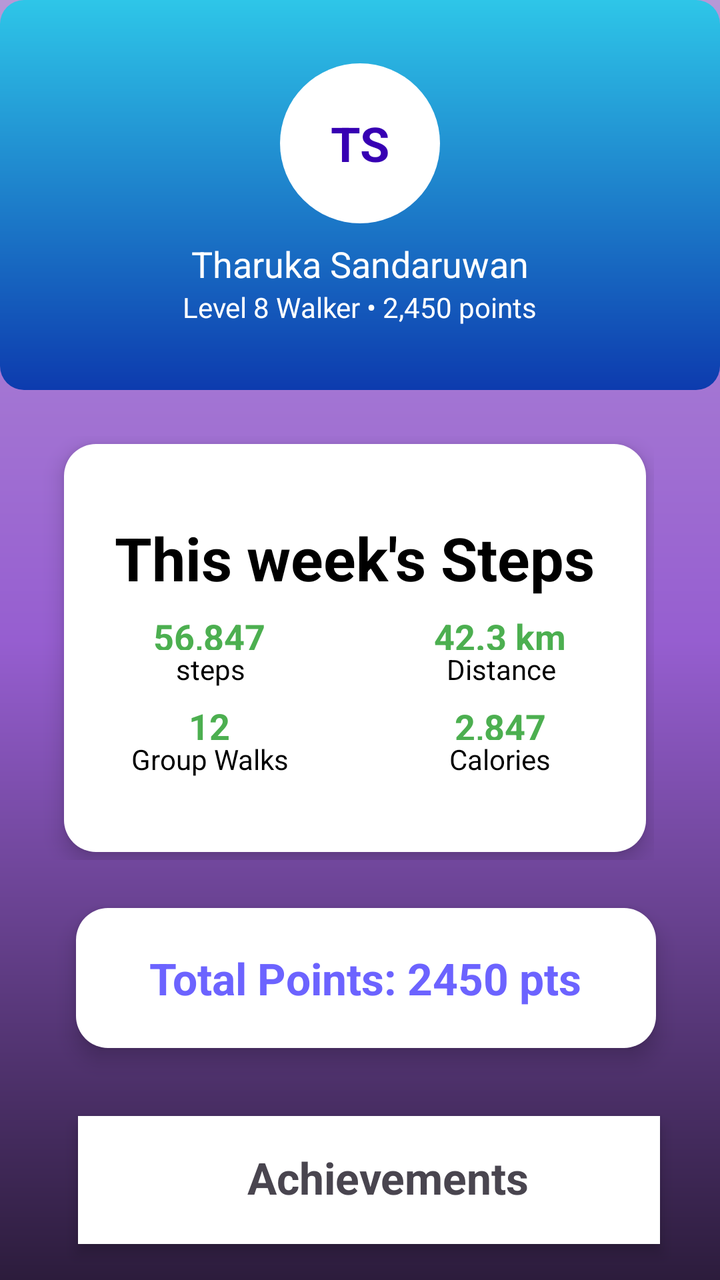
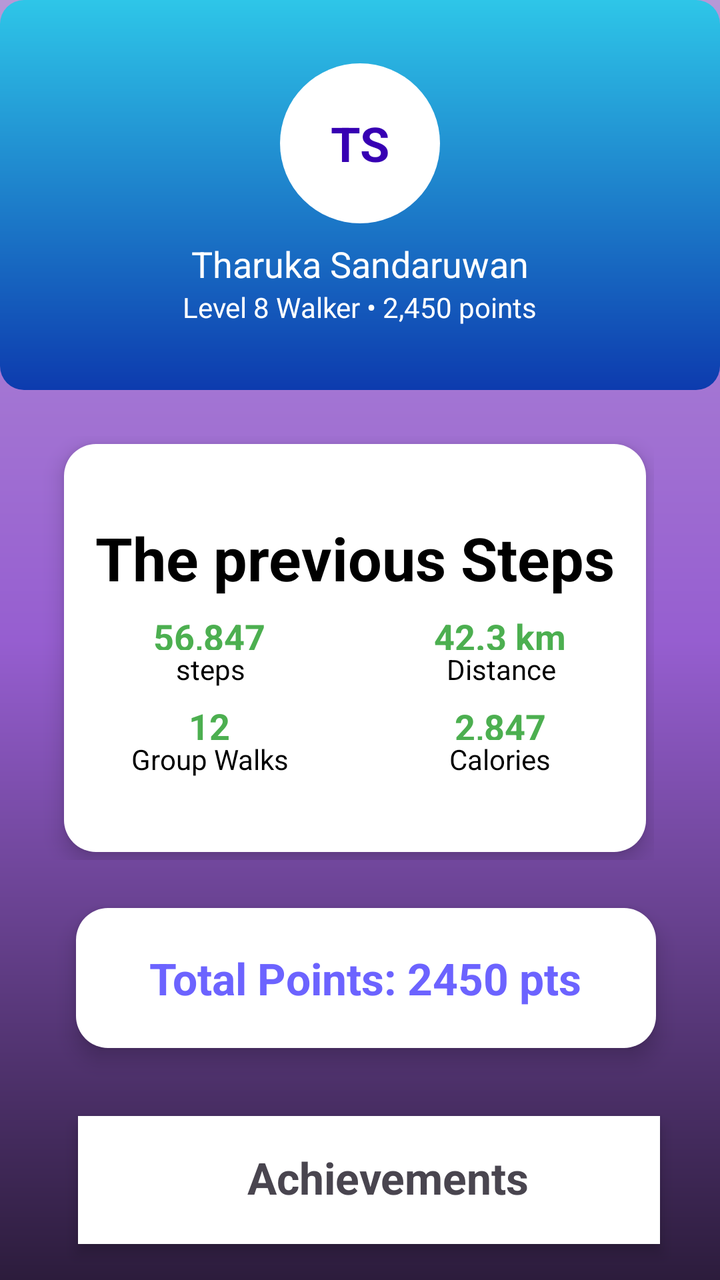

An Android layout rendered at two revisions. The XML below is the earlier revision; the diff shows what the commit changed to produce the second picture.
<!-- AndroidManifest.xml: application theme Theme.GrowStep -->
<!-- res/layout/activity_achievements.xml -->
<?xml version="1.0" encoding="utf-8"?>
<RelativeLayout xmlns:android="http://schemas.android.com/apk/res/android"
    xmlns:app="http://schemas.android.com/apk/res-auto"
    android:layout_width="match_parent"
    android:layout_height="match_parent"
    android:background="@drawable/activity_profile_background">


    

    <LinearLayout
        android:id="@+id/profileHeader"
        android:layout_width="473dp"
        android:layout_height="195dp"
        android:background="@drawable/diamond_button_bg"
        android:gravity="center"
        android:orientation="vertical">

        <TextView
            android:id="@+id/profileIcon"
            android:layout_width="80dp"
            android:layout_height="80dp"
            android:background="@drawable/circle_background"
            android:gravity="center"
            android:text="TS"
            android:textColor="@color/design_default_color_primary_dark"
            android:textSize="24sp"
            android:textStyle="bold" />

        <TextView
            android:id="@+id/tvUserName"
            android:layout_width="wrap_content"
            android:layout_height="wrap_content"
            android:layout_marginTop="8dp"
            android:text="Tharuka Sandaruwan"
            android:textColor="@android:color/white"
            android:textSize="18sp" />

        <TextView
            android:id="@+id/tvUserLevel"
            android:layout_width="wrap_content"
            android:layout_height="wrap_content"
            android:text="Level 8 Walker • 2,450 points"
            android:textColor="@android:color/white"
            android:textSize="14sp" />
    </LinearLayout>

    <GridLayout
        android:id="@+id/weeklyStatsGaid"
        android:layout_width="371dp"
        android:layout_height="212dp"
        android:layout_below="@id/profileHeader"
        android:layout_alignParentStart="true"
        android:layout_alignParentEnd="true"
        android:layout_marginStart="7dp"
        android:layout_marginTop="23dp"
        android:layout_marginEnd="33dp"
        android:columnCount="2"
        android:gravity="center"
        android:useDefaultMargins="true">

        <LinearLayout
            android:id="@+id/statsCard"
            android:layout_width="match_parent"
            android:layout_height="match_parent"
            android:layout_row="0"
            android:layout_column="0"
            android:layout_below="@id/stepCircleContainer"
            android:layout_centerHorizontal="true"
            android:layout_marginLeft="25dp"
            android:background="@drawable/forgot_password_card_background"
            android:elevation="6dp"
            android:gravity="center"
            android:orientation="vertical">

            <TextView
                android:id="@+id/stepsCount"
                android:layout_width="wrap_content"
                android:layout_height="wrap_content"
                android:layout_gravity="center"
                android:text="This week's Steps"
                android:textColor="#000000"
                android:textSize="30sp"
                android:textStyle="bold" />


            <LinearLayout
                android:layout_width="match_parent"
                android:layout_height="26dp"
                android:gravity="center"
                android:orientation="horizontal"
                android:paddingTop="12dp"
                android:weightSum="2">

                <TextView
                    android:id="@+id/NupberSteps"
                    android:layout_width="0dp"
                    android:layout_height="39dp"
                    android:layout_weight="1"
                    android:gravity="center"
                    android:text="56,847"
                    android:textColor="#4CAF50"
                    android:textSize="18sp"
                    android:textStyle="bold" />

                <TextView
                    android:id="@+id/Nupberdistance"
                    android:layout_width="0dp"
                    android:layout_height="39dp"
                    android:layout_weight="1"
                    android:gravity="center"
                    android:text="42.3 km"
                    android:textColor="#4CAF50"
                    android:textSize="18sp"
                    android:textStyle="bold" />

            </LinearLayout>

            <LinearLayout
                android:layout_width="match_parent"
                android:layout_height="wrap_content"
                android:gravity="center"
                android:orientation="horizontal"
                android:weightSum="2">

                <TextView
                    android:id="@+id/steps"
                    android:layout_width="180dp"
                    android:layout_height="match_parent"
                    android:layout_weight="1"
                    android:gravity="center"
                    android:text="steps"
                    android:textColor="#000000"
                    android:textSize="14sp" />

                <TextView
                    android:id="@+id/Distance"
                    android:layout_width="178dp"
                    android:layout_height="wrap_content"
                    android:layout_weight="1"
                    android:gravity="center"
                    android:text="Distance"
                    android:textColor="#000000"
                    android:textSize="14sp" />


            </LinearLayout>

            <LinearLayout
                android:layout_width="match_parent"
                android:layout_height="26dp"
                android:gravity="center"
                android:orientation="horizontal"
                android:paddingTop="12dp"
                android:weightSum="2">

                <TextView
                    android:id="@+id/NupberGroupsWalked"
                    android:layout_width="0dp"
                    android:layout_height="44dp"
                    android:layout_weight="1"
                    android:gravity="center"
                    android:text="12"
                    android:textColor="#4CAF50"
                    android:textSize="18sp"
                    android:textStyle="bold" />

                <TextView
                    android:id="@+id/NupberCalories"
                    android:layout_width="0dp"
                    android:layout_height="39dp"
                    android:layout_weight="1"
                    android:gravity="center"
                    android:text="2,847"
                    android:textColor="#4CAF50"
                    android:textSize="18sp"
                    android:textStyle="bold" />

            </LinearLayout>

            <LinearLayout
                android:layout_width="match_parent"
                android:layout_height="wrap_content"
                android:gravity="center"
                android:orientation="horizontal"
                android:weightSum="2">

                <TextView
                    android:id="@+id/Groupwalks"
                    android:layout_width="0dp"
                    android:layout_height="wrap_content"
                    android:layout_weight="1"
                    android:gravity="center"
                    android:text="Group Walks"
                    android:textColor="#000000"
                    android:textSize="14sp" />

                <TextView
                    android:id="@+id/Calories"
                    android:layout_width="0dp"
                    android:layout_height="wrap_content"
                    android:layout_weight="1"
                    android:gravity="center"
                    android:text="Calories"
                    android:textColor="#000000"
                    android:textSize="14sp" />


            </LinearLayout>


        </LinearLayout>
    </GridLayout>

    
    <View
        android:id="@+id/spaceAfterStats"
        android:layout_below="@id/weeklyStatsGaid"
        android:layout_width="match_parent"
        android:layout_height="24dp" />

    

    

    <LinearLayout
        android:id="@+id/totalPointsContainer"
        android:layout_width="340dp"
        android:layout_height="70dp"
        android:layout_below="@id/spaceAfterStats"
        android:layout_marginStart="38dp"
        android:layout_marginTop="0dp"
        android:layout_marginEnd="32dp"
        android:background="@drawable/forgot_password_card_background"
        android:elevation="6dp"
        android:gravity="center"
        android:orientation="vertical">

        <TextView
            android:id="@+id/tvTotalPoints"
            android:layout_width="wrap_content"
            android:layout_height="wrap_content"
            android:text="Total Points: 2450 pts"
            android:textColor="#6C63FF"
            android:textSize="22sp"
            android:textStyle="bold" />
    </LinearLayout>

    <View
        android:id="@+id/spaceAfterPoints"
        android:layout_width="match_parent"
        android:layout_height="24dp"
        android:layout_below="@id/totalPointsContainer"
        android:layout_marginTop="3dp" />

    <LinearLayout
        android:layout_width="wrap_content"
        android:layout_height="155dp"
        android:layout_below="@+id/totalPointsContainer"
        android:layout_alignParentStart="true"
        android:layout_alignParentEnd="true"
        android:layout_alignParentBottom="true"
        android:layout_marginStart="39dp"
        android:layout_marginLeft="12dp"
        android:layout_marginTop="34dp"
        android:layout_marginEnd="30dp"
        android:layout_marginRight="12dp"
        android:layout_marginBottom="18dp"
        android:background="@android:color/white"
        android:elevation="4dp"
        android:orientation="vertical"
        android:padding="16dp">

        <LinearLayout
            android:layout_width="match_parent"
            android:layout_height="wrap_content"
            android:gravity="center_vertical"
            android:orientation="horizontal">


            <TextView
                android:layout_width="wrap_content"
                android:layout_height="wrap_content"
                android:layout_marginStart="10dp"
                android:text="           Achievements"
                android:textSize="22sp"
                android:textStyle="bold" />
        </LinearLayout>

        
        <TextView
            android:layout_width="wrap_content"
            android:layout_height="wrap_content"
            android:layout_marginTop="16dp"
            android:text="🏅 10K Steps in One Day"
            android:textColor="#000000"
            android:textSize="16sp" />

        <TextView
            android:layout_width="wrap_content"
            android:layout_height="wrap_content"
            android:layout_marginTop="8dp"
            android:text="🏆 5 Group Walks Completed"
            android:textColor="#000000"
            android:textSize="16sp" />

        <TextView
            android:layout_width="wrap_content"
            android:layout_height="wrap_content"
            android:layout_marginTop="8dp"
            android:text="🔥 2,000+ Calories Burned"
            android:textColor="#000000"
            android:textSize="16sp" />
    </LinearLayout>

</RelativeLayout>
<!-- resources referenced by this layout -->
<resources>
  <!-- drawable activity_profile_background (drawable) -->
  <?xml version="1.0" encoding="utf-8"?>
  <shape xmlns:android="http://schemas.android.com/apk/res/android" android:shape="rectangle">
      <gradient
          android:startColor="#B798D7"
          android:centerColor="#965ED0"
          android:endColor="#2C1C3C"
          android:angle="2"/>
  </shape>
  <!-- drawable circle_background (drawable) -->
  <?xml version="1.0" encoding="utf-8"?>
  <shape xmlns:android="http://schemas.android.com/apk/res/android" android:shape="oval">
      <solid android:color="@android:color/white"/>
  </shape>
  <!-- drawable diamond_button_bg (drawable) -->
  <?xml version="1.0" encoding="utf-8"?>
  <shape xmlns:android="http://schemas.android.com/apk/res/android" android:shape="rectangle">
      
      <corners android:radius="12dp"/>
  
      <gradient
          android:startColor="#2EC6E8"
          android:endColor="#0D3BAE"
          android:angle="2"/>
  
  
      <path
  
  
          android:pathData="M 60 0 L 120 60 L 60 120 L 0 60 Z"
          />
  
  
  
  </shape>
  <!-- drawable forgot_password_card_background (drawable) -->
  <shape xmlns:android="http://schemas.android.com/apk/res/android">
      <solid android:color="@color/white" />
      <corners android:radius="16dp" />
  </shape>
  <style name="Theme.GrowStep" parent="Base.Theme.GrowStep" />
  <color name="white">#FFFFFFFF</color>
  <style name="Base.Theme.GrowStep" parent="Theme.Material3.DayNight.NoActionBar">
          
          
      </style>
</resources>

<!-- the commit's change to res/layout/activity_achievements.xml (unified diff, before → after) -->
@@ -78,7 +78,7 @@
                 android:layout_width="wrap_content"
                 android:layout_height="wrap_content"
                 android:layout_gravity="center"
-                android:text="This week's Steps"
+                android:text="The previous Steps"
                 android:textColor="#000000"
                 android:textSize="30sp"
                 android:textStyle="bold" />
